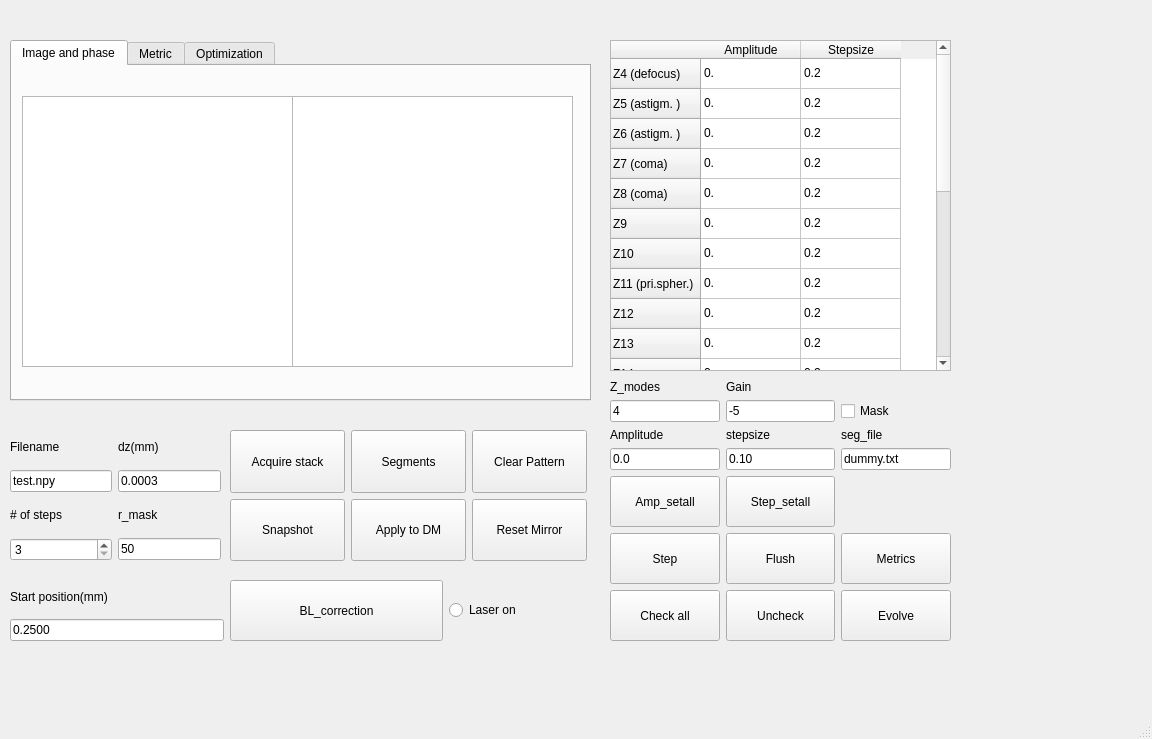
This is modules/BMC_multicorrection/BMC_multicorrection_design.ui in Huanglab-ucsf/InControl as Qt 5 draws it before an edit. The edited form follows.
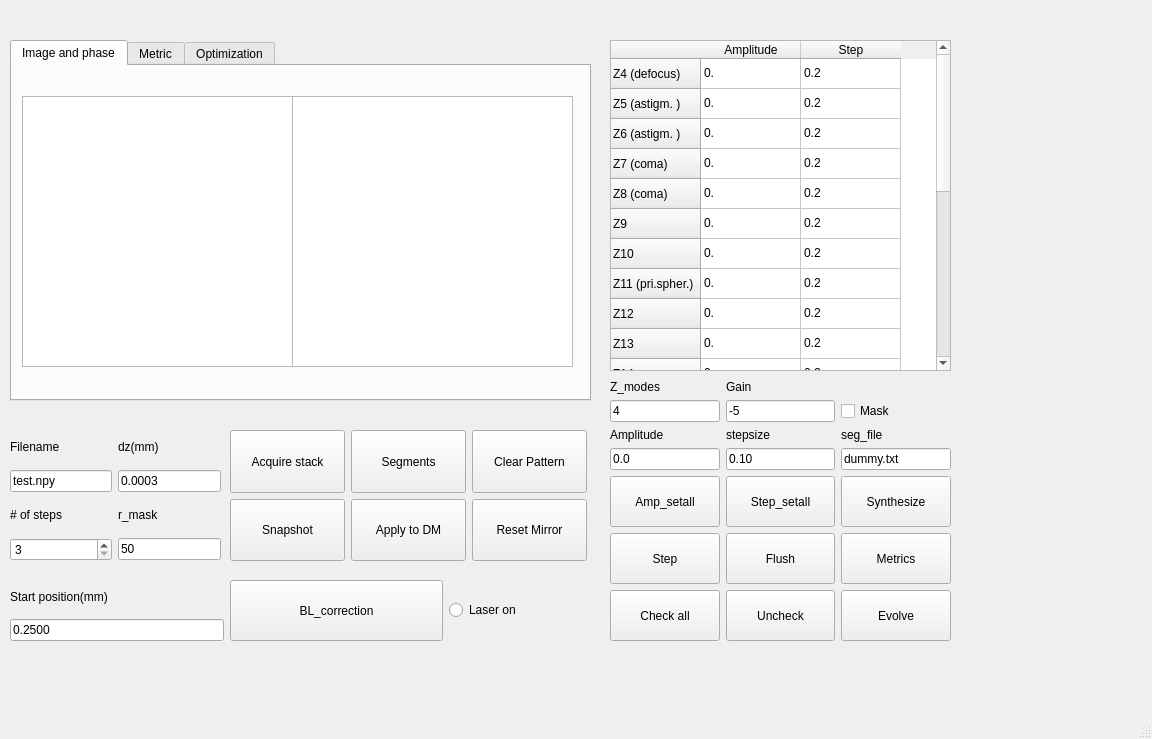
This is the edited form.

```diff
--- a/modules/BMC_multicorrection/BMC_multicorrection_design.ui
+++ b/modules/BMC_multicorrection/BMC_multicorrection_design.ui
@@ -324,7 +324,7 @@
     </column>
     <column>
      <property name="text">
-      <string>Stepsize</string>
+      <string>Step</string>
      </property>
     </column>
     <item row="0" column="0">
@@ -775,6 +775,19 @@
        </property>
       </widget>
      </item>
+     <item row="4" column="2">
+      <widget class="QPushButton" name="pushButton_synthesize">
+       <property name="sizePolicy">
+        <sizepolicy hsizetype="Expanding" vsizetype="Expanding">
+         <horstretch>0</horstretch>
+         <verstretch>0</verstretch>
+        </sizepolicy>
+       </property>
+       <property name="text">
+        <string>Synthesize</string>
+       </property>
+      </widget>
+     </item>
     </layout>
    </widget>
    <widget class="QWidget" name="gridLayoutWidget">
```
